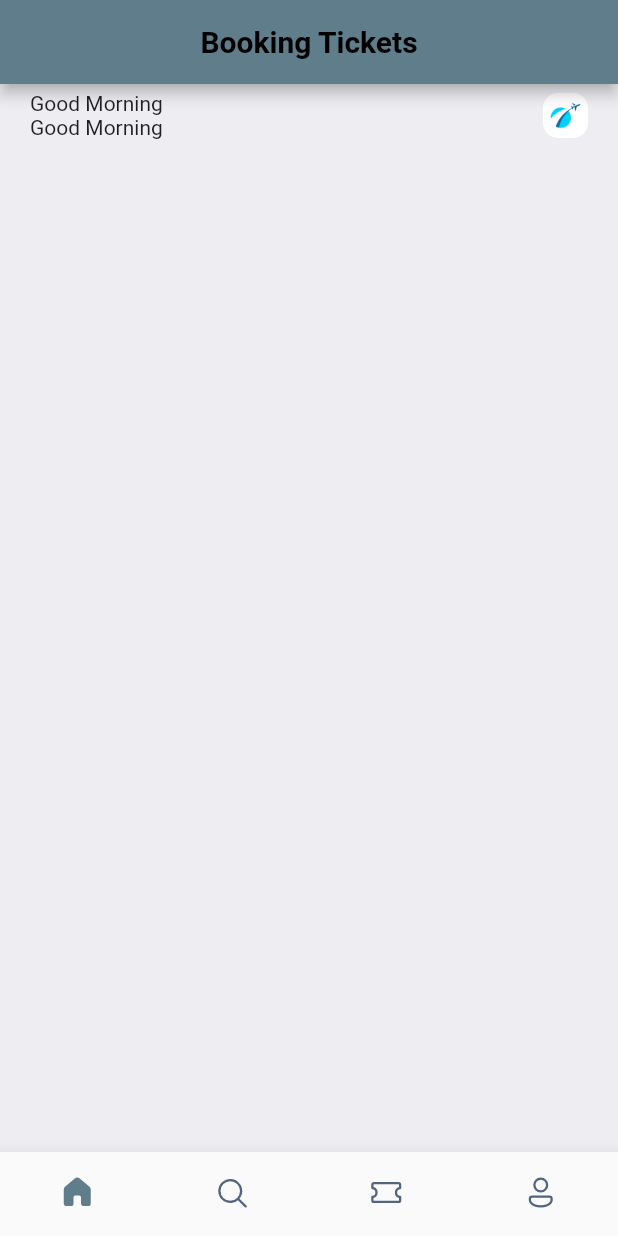
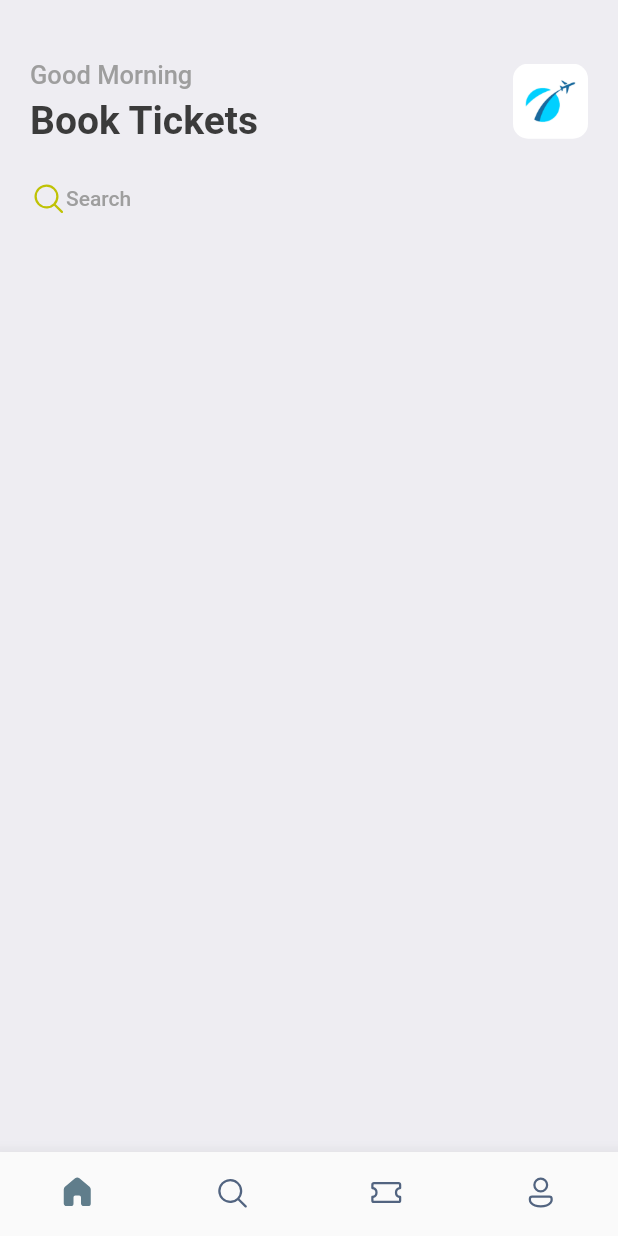
Before and after one commit to flutter-projects-anish/booking-ticket, a Flutter app: the screen it shows after launch, on a phone screen of 412 x 824 dp. Run offline on Flutter 3.47's test engine with Material 2 defaults, Android fonts, the phone set to English and light mode, and no system bars; our stand-ins replace fluentui_icons, gap.

Commit message:
custom styles

```diff
--- a/lib/main.dart
+++ b/lib/main.dart
@@ -1,4 +1,5 @@
 import 'package:flutter/material.dart';
+import 'package:flutter_application_1/utils/app_styles.dart';
 import 'screens/bottom_bar.dart';
 
 void main() {
@@ -12,9 +13,8 @@ class MyApp extends StatelessWidget {
   Widget build(BuildContext context) {
     return MaterialApp(
       debugShowCheckedModeBanner: false,
-      title: "booking ticektes",
       theme: ThemeData(
-        primarySwatch: Colors.blueGrey,
+        primaryColor: primary,
       ),
       home: const BottomBar(),
     );
--- a/lib/screens/bottom_bar.dart
+++ b/lib/screens/bottom_bar.dart
@@ -28,14 +28,6 @@ class BottomBarState extends State<BottomBar> {
   @override
   Widget build(BuildContext context) {
     return Scaffold(
-      appBar: AppBar(
-        title: const Center(
-          child: Text(
-            "Booking Tickets",
-            style: TextStyle(color: Colors.black, fontWeight: FontWeight.bold),
-          ),
-        ),
-      ),
       body: Center(
         child: _widgetOptions[_selectedIndex],
       ),
--- a/lib/screens/home_screen.dart
+++ b/lib/screens/home_screen.dart
@@ -1,4 +1,7 @@
+import 'package:fluentui_icons/fluentui_icons.dart';
 import 'package:flutter/material.dart';
+import 'package:flutter_application_1/utils/app_styles.dart';
+import 'package:gap/gap.dart';
 
 class HomeScreen extends StatelessWidget {
   const HomeScreen({super.key});
@@ -6,26 +9,31 @@ class HomeScreen extends StatelessWidget {
   @override
   Widget build(BuildContext context) {
     return Scaffold(
-        backgroundColor: const Color(0XFFeeedf2),
+        backgroundColor: Styles.bgColor,
         body: ListView(
           children: [
             Container(
-              padding: const EdgeInsets.symmetric(horizontal: 20, vertical: 5),
+              padding: const EdgeInsets.symmetric(horizontal: 20),
               child: Column(
                 children: [
+                  const Gap(40),
                   Row(
                     mainAxisAlignment: MainAxisAlignment.spaceBetween,
                     children: [
-                      const Column(
-                        mainAxisAlignment: MainAxisAlignment.start,
+                      Column(
+                        crossAxisAlignment: CrossAxisAlignment.start,
                         children: [
-                          Text("Good Morning"),
-                          Text("Good Morning"),
+                          Text("Good Morning", style: Styles.headLineStyle3),
+                          const Gap(5),
+                          Text(
+                            "Book Tickets",
+                            style: Styles.headLineStyle,
+                          ),
                         ],
                       ),
                       Container(
-                        height: 30.0,
-                        width: 30.0,
+                        height: 50.0,
+                        width: 50.0,
                         decoration: BoxDecoration(
                           borderRadius: BorderRadius.circular(10),
                           image: const DecorationImage(
@@ -35,7 +43,18 @@ class HomeScreen extends StatelessWidget {
                         ),
                       )
                     ],
-                  )
+                  ),
+                  const Gap(25),
+                  Row(
+                    children: [
+                      const Icon(FluentSystemIcons.ic_fluent_search_regular,
+                          color: Color(0XFFBFC205)),
+                      Text(
+                        "Search",
+                        style: Styles.headLineStyle4,
+                      )
+                    ],
+                  ),
                 ],
               ),
             )
--- /dev/null
+++ b/lib/utils/app_styles.dart
@@ -0,0 +1,20 @@
+import "package:flutter/material.dart";
+
+Color primary = const Color(0XFF687daf);
+
+class Styles {
+  static Color primaryColor = primary;
+  static Color textColor = const Color(0XFF3b3b3b);
+  static Color bgColor = const Color(0XFFeeedf2);
+  static Color orangeColor = const Color(0XFF526799);
+  static TextStyle textStyle =
+      TextStyle(fontSize: 16, color: textColor, fontWeight: FontWeight.w500);
+  static TextStyle headLineStyle =
+      TextStyle(fontSize: 26, color: textColor, fontWeight: FontWeight.bold);
+  static TextStyle headLineStyle2 =
+      TextStyle(fontSize: 17, color: textColor, fontWeight: FontWeight.bold);
+  static TextStyle headLineStyle3 = TextStyle(
+      fontSize: 17, color: Colors.grey.shade500, fontWeight: FontWeight.w500);
+  static TextStyle headLineStyle4 = TextStyle(
+      fontSize: 14, color: Colors.grey.shade500, fontWeight: FontWeight.w500);
+}
--- a/pubspec.yaml
+++ b/pubspec.yaml
@@ -36,6 +36,7 @@ dependencies:
   # Use with the CupertinoIcons class for iOS style icons.
   cupertino_icons: ^1.0.2
   fluentui_icons: ^1.0.0
+  gap: ^2.0.0
 
 dev_dependencies:
   flutter_test:
```
Also changed, not shown: pubspec.lock.
